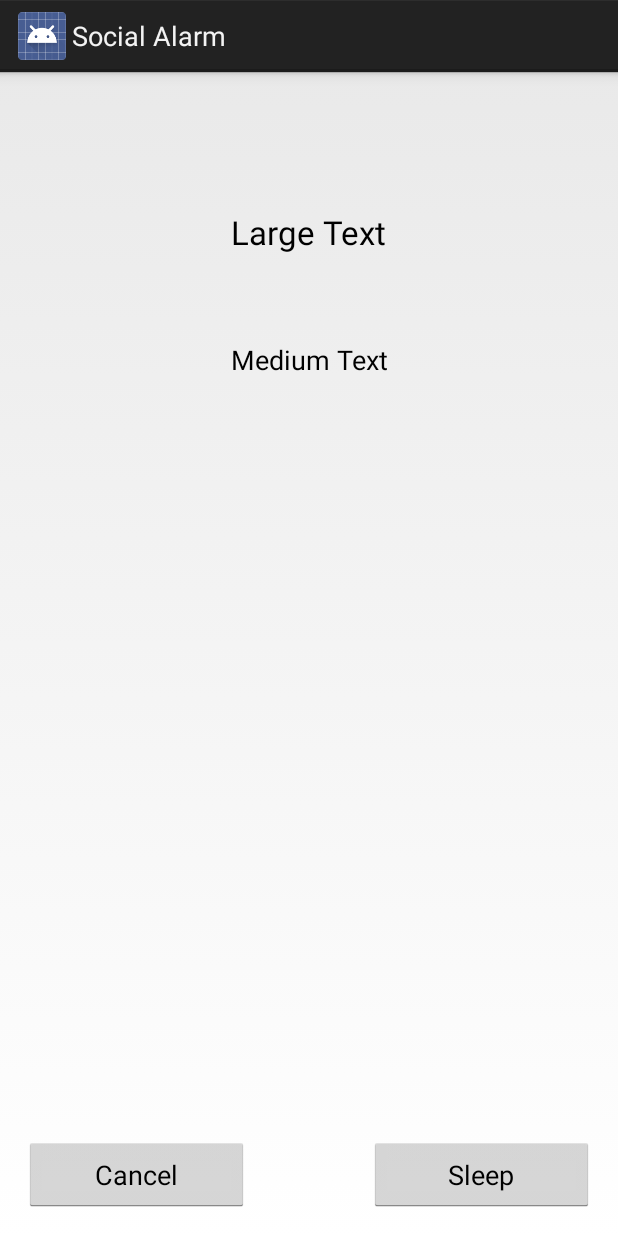
After one commit to Vierheller/SocialAlarm, an Android app: the layout activity_activity__alert.xml on its own in the app's theme, with its tools: preview values and no code run, on a phone screen of 412 x 824 dp. The commit adds this screen. Run offline under Robolectric (Android 15) with nearby library versions, the phone set to English and light mode, and no system bars.

Commit message:
alert Window added, multiple days added

```diff
--- a/app/src/main/java/destroxwhey/de/socialalarm/AlarmHolder.java
+++ b/app/src/main/java/destroxwhey/de/socialalarm/AlarmHolder.java
@@ -16,7 +16,7 @@ public class AlarmHolder {
     private int Fr;
     private int Sa;
     private int Su;
-    private int[] days = new int[7];
+    private int[] days;
 
     public AlarmHolder(long id, String name, int hour, int minute, int requestcode, int mo, int tu, int we, int th, int fr, int sa, int su) {
         this.id = id;
@@ -31,6 +31,7 @@ public class AlarmHolder {
         this.Fr = fr;
         this.Sa = sa;
         this.Su = su;
+        this.days = new int[7];
         this.days[0]=mo;this.days[1]=tu;this.days[2]=we;this.days[3]=th;this.days[4]=fr;this.days[5]=sa;this.days[6]=su;
     }
 
--- a/app/src/main/java/destroxwhey/de/socialalarm/NotifyService.java
+++ b/app/src/main/java/destroxwhey/de/socialalarm/NotifyService.java
@@ -35,5 +35,11 @@ public class NotifyService extends BroadcastReceiver{
                 .setSound(sound)
                 .build();
         nMN.notify(1, mNotify);
+
+        Intent activity = new Intent(context, Activity_Alert.class);
+        activity.setFlags(Intent.FLAG_ACTIVITY_NEW_TASK);
+        activity.putExtra("name", intent.getStringExtra("name"));
+        activity.putExtra("time", intent.getStringExtra("time"));
+        context.startActivity(activity);
     }
 }
--- /dev/null
+++ b/app/src/main/res/layout/activity_activity__alert.xml
@@ -0,0 +1,46 @@
+<RelativeLayout xmlns:android="http://schemas.android.com/apk/res/android"
+    xmlns:tools="http://schemas.android.com/tools" android:layout_width="match_parent"
+    android:layout_height="match_parent" android:paddingLeft="@dimen/activity_horizontal_margin"
+    android:paddingRight="@dimen/activity_horizontal_margin"
+    android:paddingTop="@dimen/activity_vertical_margin"
+    android:paddingBottom="@dimen/activity_vertical_margin"
+    tools:context="destroxwhey.de.socialalarm.Activity_Alert">
+
+    <Button
+        android:layout_width="150dp"
+        android:layout_height="50dp"
+        android:text="Cancel"
+        android:id="@+id/alert_btn_cancel"
+        android:layout_alignParentBottom="true"
+        android:layout_alignParentStart="true"
+        android:onClick="oc_btn_cancel"/>
+
+    <Button
+        android:layout_width="150dp"
+        android:layout_height="50dp"
+        android:text="Sleep"
+        android:id="@+id/alert_btn_sleep"
+        android:layout_alignParentBottom="true"
+        android:layout_alignParentEnd="true"
+        android:onClick="oc_btn_sleep" />
+
+    <TextView
+        android:layout_width="wrap_content"
+        android:layout_height="wrap_content"
+        android:textAppearance="?android:attr/textAppearanceLarge"
+        android:text="Large Text"
+        android:id="@+id/alert_tv_name"
+        android:layout_alignParentTop="true"
+        android:layout_centerHorizontal="true"
+        android:layout_marginTop="76dp" />
+
+    <TextView
+        android:layout_width="wrap_content"
+        android:layout_height="wrap_content"
+        android:textAppearance="?android:attr/textAppearanceMedium"
+        android:text="Medium Text"
+        android:id="@+id/alert_tv_time"
+        android:layout_below="@+id/alert_tv_name"
+        android:layout_alignStart="@+id/alert_tv_name"
+        android:layout_marginTop="58dp" />
+</RelativeLayout>
--- a/app/src/main/res/values/strings.xml
+++ b/app/src/main/res/values/strings.xml
@@ -11,5 +11,6 @@
     <string name="action_settings">Settings</string>
     <string name="title_activity_activity__alarm">Activity_Alarm</string>
     <string name="hello_world">Hello world!</string>
+    <string name="title_activity_activity__alert">Alert</string>
 
 </resources>
```
Also changed, not shown: app/src/main/AndroidManifest.xml (+11 -5 lines), app/src/main/java/destroxwhey/de/socialalarm/Activity_Alarm.java (+76 -40 lines), app/src/main/java/destroxwhey/de/socialalarm/Activity_Alert.java (added, +55 -0 lines), app/src/main/java/destroxwhey/de/socialalarm/AlarmListAdapter.java (+15 -1 lines), 1 other file.
